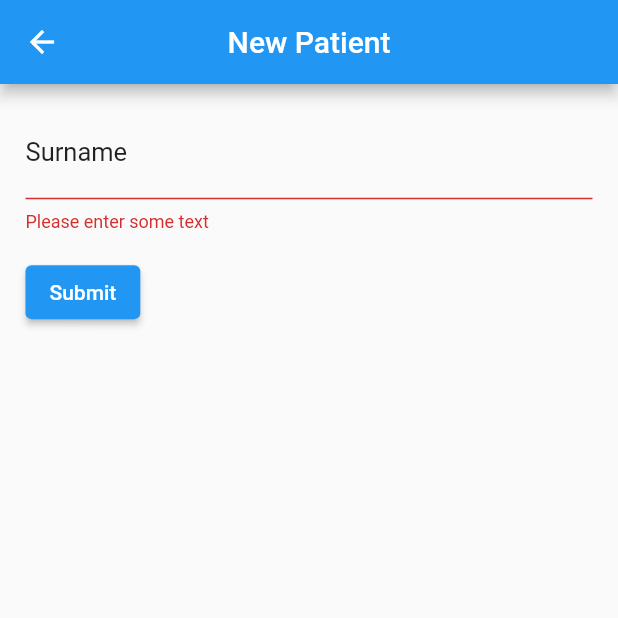
After one commit to leilaabdel/37-hr-flutter-course, a Flutter app: the NewPatientFrom screen opened by its route, after a tap on "Submit", on a phone screen of 412 x 824 dp, the top half of it. The commit adds this screen. Run offline on Flutter 3.47's test engine with Material 2 defaults, Android fonts, the phone set to English and light mode, and no system bars; our stand-ins replace cloud_firestore, firebase_auth, firebase_core, sqflite; accounts and stored records are empty; network calls fail; Roboto replaces fonts that are missing (AvenirLight).

Commit message:
WIP new patient form

```diff
--- a/lib/constants/routes.dart
+++ b/lib/constants/routes.dart
@@ -6,3 +6,4 @@ const patientsLandingRoute = '/patientsLanding';
 const suppliesLandingRoute = '/suppliesLanding';
 const specificSupplyItemRoute = '/specificItem';
 const specificPatientItemRoute = '/specificPatient';
+const newPatientFormRoute = '/newPatient';
--- a/lib/main.dart
+++ b/lib/main.dart
@@ -1,6 +1,7 @@
 import 'package:flutter/material.dart';
 import 'package:mynotes/constants/routes.dart';
 import 'package:mynotes/views/notes/item_view.dart';
+import 'package:mynotes/views/notes/new_patient_view.dart';
 import 'package:mynotes/views/notes/notes_view.dart';
 import 'package:mynotes/views/notes/patient_view.dart';
 import 'package:mynotes/views/notes/supply_view.dart';
@@ -26,6 +27,7 @@ void main() {
       verifyEmailRoute: (context) => const VerifyEmailView(),
       suppliesLandingRoute: (context) => const SupplyView(),
       patientsLandingRoute: (context) => const PatientView(),
+      newPatientFormRoute: (context) => const NewPatientFrom(),
     },
     onGenerateRoute: router.generateRoute,
   ));
--- /dev/null
+++ b/lib/views/notes/new_patient_view.dart
@@ -0,0 +1,77 @@
+import 'package:flutter/material.dart';
+
+// Create a Form widget.
+class NewPatientFrom extends StatefulWidget {
+  const NewPatientFrom({super.key});
+
+  @override
+  NewPatientFromState createState() {
+    return NewPatientFromState();
+  }
+}
+
+// Create a corresponding State class.
+// This class holds data related to the form.
+class NewPatientFromState extends State<NewPatientFrom> {
+  // Create a global key that uniquely identifies the Form widget
+  // and allows validation of the form.
+  //
+  // Note: This is a GlobalKey<FormState>,
+  // not a GlobalKey<NewPatientFromState>.
+  final _formKey = GlobalKey<FormState>();
+
+  @override
+  Widget build(BuildContext context) {
+    // Build a Form widget using the _formKey created above.
+    return Scaffold(
+        appBar: AppBar(centerTitle: true, title: Text('New Patient')),
+        body: Form(
+          key: _formKey,
+          child: Padding(
+            padding: const EdgeInsets.all(17.0),
+            child: Column(
+              crossAxisAlignment: CrossAxisAlignment.start,
+              children: [
+                TextFormField(
+                  decoration: InputDecoration(
+                    labelText: 'Surname',
+                    labelStyle: TextStyle(
+                        color: Colors.black87,
+                        fontSize: 17,
+                        fontFamily: 'AvenirLight'),
+                    focusedBorder: UnderlineInputBorder(
+                      borderSide: BorderSide(color: Colors.purple),
+                    ),
+                    enabledBorder: new UnderlineInputBorder(
+                        borderSide: BorderSide(color: Colors.grey, width: 1.0)),
+                  ),
+                  // The validator receives the text that the user has entered.
+                  validator: (value) {
+                    if (value == null || value.isEmpty) {
+                      return 'Please enter some text';
+                    }
+                    return null;
+                  },
+                ),
+                Padding(
+                  padding: const EdgeInsets.symmetric(vertical: 16.0),
+                  child: ElevatedButton(
+                    onPressed: () {
+                      // Validate returns true if the form is valid, or false otherwise.
+                      if (_formKey.currentState!.validate()) {
+                        // If the form is valid, display a snackbar. In the real world,
+                        // you'd often call a server or save the information in a database.
+                        ScaffoldMessenger.of(context).showSnackBar(
+                          const SnackBar(content: Text('Processing Data')),
+                        );
+                      }
+                    },
+                    child: const Text('Submit'),
+                  ),
+                ),
+              ],
+            ),
+          ),
+        ));
+  }
+}
--- a/lib/views/notes/patient_view.dart
+++ b/lib/views/notes/patient_view.dart
@@ -26,6 +26,7 @@ class _PatientViewState extends State<PatientView> {
             onSelected: (value) async {
               switch (value) {
                 case PatientMenuAction.addNewPatient:
+                  Navigator.of(context).pushNamed(newPatientFormRoute);
                   break;
               }
             },
```
